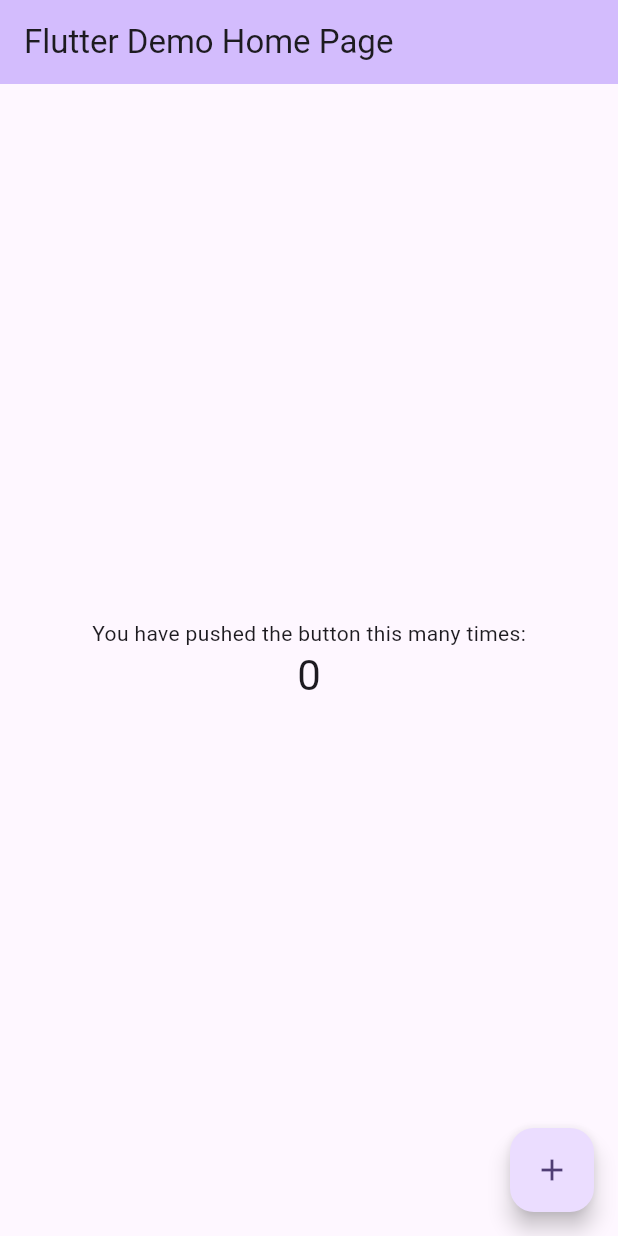
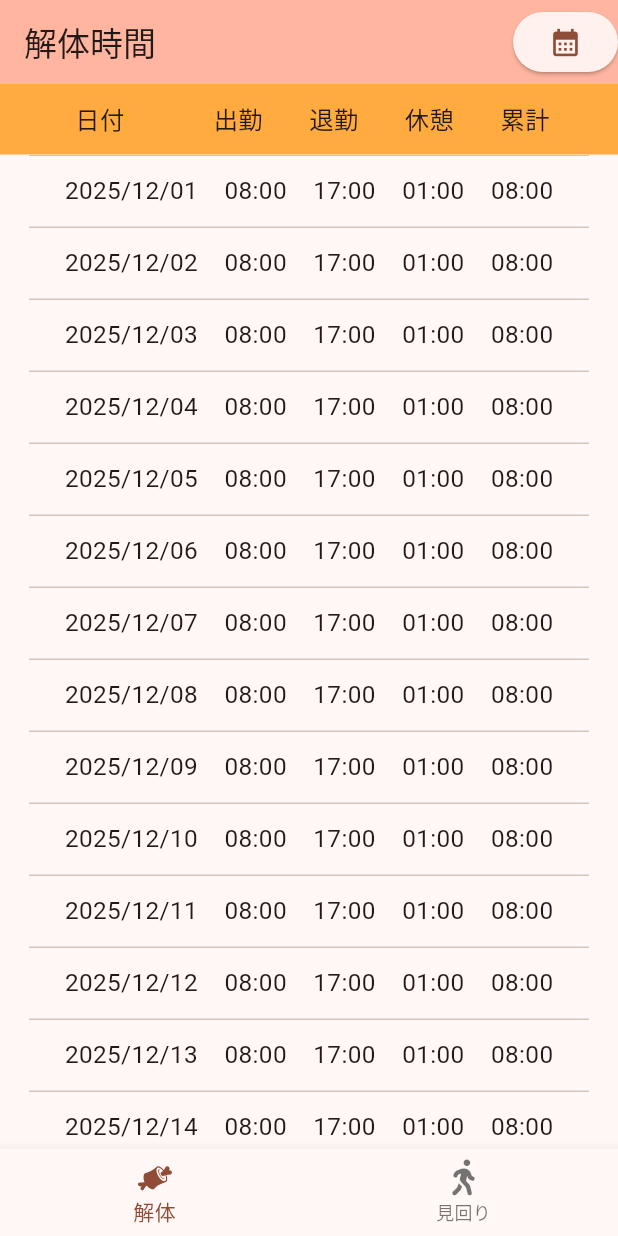
Before and after one commit to tas5521/boar_time, a Flutter app: the screen it shows after launch, on a phone screen of 412 x 824 dp. Run offline on Flutter 3.47's test engine with Material 3 defaults, Android fonts, the phone set to English and light mode, and no system bars; our stand-ins replace flutter_hooks, flutter_screenutil, hooks_riverpod.

Commit message:
解体時間の画面を作成

```diff
--- /dev/null
+++ b/lib/icons/my_flutter_app_icons.dart
@@ -0,0 +1,34 @@
+/// Flutter icons MyFlutterApp
+/// Copyright (C) 2025 by original authors @ fluttericon.com, fontello.com
+/// This font was generated by FlutterIcon.com, which is derived from Fontello.
+///
+/// To use this font, place it in your fonts/ directory and include the
+/// following in your pubspec.yaml
+///
+/// flutter:
+///   fonts:
+///    - family:  MyFlutterApp
+///      fonts:
+///       - asset: fonts/MyFlutterApp.ttf
+///
+///
+/// * RPG Awesome, Copyright (c) 2014, Daniela Howe
+///         Author:    Daniela Howe & Ivan Montiel
+///         License:   SIL (http://scripts.sil.org/OFL)
+///         Homepage:  http://nagoshiashumari.github.io/Rpg-Awesome/
+/// * Font Awesome 5, Copyright (C) 2016 by Dave Gandy
+///         Author:    Dave Gandy
+///         License:   SIL (https://github.com/FortAwesome/Font-Awesome/blob/master/LICENSE.txt)
+///         Homepage:  http://fortawesome.github.com/Font-Awesome/
+///
+import 'package:flutter/widgets.dart';
+
+class MyFlutterApp {
+  MyFlutterApp._();
+
+  static const _kFontFam = 'MyFlutterApp';
+  static const String? _kFontPkg = null;
+
+  static const IconData meat = IconData(0xea3c, fontFamily: _kFontFam, fontPackage: _kFontPkg);
+  static const IconData walking = IconData(0xf554, fontFamily: _kFontFam, fontPackage: _kFontPkg);
+}
--- a/lib/main.dart
+++ b/lib/main.dart
@@ -1,4 +1,6 @@
+import 'package:boar_time/view/bottom_navigation_bar_view.dart';
 import 'package:flutter/material.dart';
+import 'package:flutter_screenutil/flutter_screenutil.dart';
 
 void main() {
   runApp(const MyApp());
@@ -7,116 +9,21 @@ void main() {
 class MyApp extends StatelessWidget {
   const MyApp({super.key});
 
-  // This widget is the root of your application.
   @override
   Widget build(BuildContext context) {
-    return MaterialApp(
-      title: 'Flutter Demo',
-      theme: ThemeData(
-        // This is the theme of your application.
-        //
-        // TRY THIS: Try running your application with "flutter run". You'll see
-        // the application has a purple toolbar. Then, without quitting the app,
-        // try changing the seedColor in the colorScheme below to Colors.green
-        // and then invoke "hot reload" (save your changes or press the "hot
-        // reload" button in a Flutter-supported IDE, or press "r" if you used
-        // the command line to start the app).
-        //
-        // Notice that the counter didn't reset back to zero; the application
-        // state is not lost during the reload. To reset the state, use hot
-        // restart instead.
-        //
-        // This works for code too, not just values: Most code changes can be
-        // tested with just a hot reload.
-        colorScheme: ColorScheme.fromSeed(seedColor: Colors.deepPurple),
-      ),
-      home: const MyHomePage(title: 'Flutter Demo Home Page'),
+    return ScreenUtilInit(
+      designSize: const Size(375, 812),
+      minTextAdapt: true,
+      builder: (context, child) {
+        return MaterialApp(
+          theme: ThemeData(
+            colorScheme: ColorScheme.fromSeed(
+              seedColor: Colors.deepOrangeAccent,
+            ),
+          ),
+          home: const BottomNavigationBarView(),
+        );
+      },
     );
   }
 }
-
-class MyHomePage extends StatefulWidget {
-  const MyHomePage({super.key, required this.title});
-
-  // This widget is the home page of your application. It is stateful, meaning
-  // that it has a State object (defined below) that contains fields that affect
-  // how it looks.
-
-  // This class is the configuration for the state. It holds the values (in this
-  // case the title) provided by the parent (in this case the App widget) and
-  // used by the build method of the State. Fields in a Widget subclass are
-  // always marked "final".
-
-  final String title;
-
-  @override
-  State<MyHomePage> createState() => _MyHomePageState();
-}
-
-class _MyHomePageState extends State<MyHomePage> {
-  int _counter = 0;
-
-  void _incrementCounter() {
-    setState(() {
-      // This call to setState tells the Flutter framework that something has
-      // changed in this State, which causes it to rerun the build method below
-      // so that the display can reflect the updated values. If we changed
-      // _counter without calling setState(), then the build method would not be
-      // called again, and so nothing would appear to happen.
-      _counter++;
-    });
-  }
-
-  @override
-  Widget build(BuildContext context) {
-    // This method is rerun every time setState is called, for instance as done
-    // by the _incrementCounter method above.
-    //
-    // The Flutter framework has been optimized to make rerunning build methods
-    // fast, so that you can just rebuild anything that needs updating rather
-    // than having to individually change instances of widgets.
-    return Scaffold(
-      appBar: AppBar(
-        // TRY THIS: Try changing the color here to a specific color (to
-        // Colors.amber, perhaps?) and trigger a hot reload to see the AppBar
-        // change color while the other colors stay the same.
-        backgroundColor: Theme.of(context).colorScheme.inversePrimary,
-        // Here we take the value from the MyHomePage object that was created by
-        // the App.build method, and use it to set our appbar title.
-        title: Text(widget.title),
-      ),
-      body: Center(
-        // Center is a layout widget. It takes a single child and positions it
-        // in the middle of the parent.
-        child: Column(
-          // Column is also a layout widget. It takes a list of children and
-          // arranges them vertically. By default, it sizes itself to fit its
-          // children horizontally, and tries to be as tall as its parent.
-          //
-          // Column has various properties to control how it sizes itself and
-          // how it positions its children. Here we use mainAxisAlignment to
-          // center the children vertically; the main axis here is the vertical
-          // axis because Columns are vertical (the cross axis would be
-          // horizontal).
-          //
-          // TRY THIS: Invoke "debug painting" (choose the "Toggle Debug Paint"
-          // action in the IDE, or press "p" in the console), to see the
-          // wireframe for each widget.
-          mainAxisAlignment: MainAxisAlignment.center,
-          children: <Widget>[
-            const Text('You have pushed the button this many times:'),
-            Text(
-              '$_counter',
-              style: Theme.of(context).textTheme.headlineMedium,
-            ),
-          ],
-        ),
-      ),
-      floatingActionButton: FloatingActionButton(
-        onPressed: _incrementCounter,
-        tooltip: 'Increment',
-        child: const Icon(Icons.add),
-      ), // This trailing comma makes auto-formatting nicer for build methods.
-    );
-  }
-}
--- /dev/null
+++ b/lib/view/bottom_navigation_bar_view.dart
@@ -0,0 +1,33 @@
+import 'package:boar_time/icons/my_flutter_app_icons.dart';
+import 'package:boar_time/view/butchering_time/butchering_time_view.dart';
+import 'package:boar_time/view/patrol_time/patrol_time_view.dart';
+import 'package:flutter/material.dart';
+import 'package:flutter_hooks/flutter_hooks.dart';
+import 'package:hooks_riverpod/hooks_riverpod.dart';
+
+class BottomNavigationBarView extends HookConsumerWidget {
+  const BottomNavigationBarView({super.key});
+
+  @override
+  Widget build(BuildContext context, WidgetRef ref) {
+    final pages = [const ButcheringTimeView(), const PatrolTimeView()];
+    final currentIndex = useState(0);
+
+    return Scaffold(
+      body: pages.elementAt(currentIndex.value),
+      bottomNavigationBar: BottomNavigationBar(
+        items: const [
+          BottomNavigationBarItem(icon: Icon(MyFlutterApp.meat), label: '解体'),
+          BottomNavigationBarItem(
+            icon: Icon(MyFlutterApp.walking),
+            label: '見回り',
+          ),
+        ],
+        currentIndex: currentIndex.value,
+        onTap: (int index) {
+          currentIndex.value = index;
+        },
+      ),
+    );
+  }
+}
--- /dev/null
+++ b/lib/view/butchering_time/butchering_time_view.dart
@@ -0,0 +1,185 @@
+import 'package:flutter/cupertino.dart';
+import 'package:flutter/material.dart';
+import 'package:flutter_hooks/flutter_hooks.dart';
+import 'package:flutter_screenutil/flutter_screenutil.dart';
+import 'package:hooks_riverpod/hooks_riverpod.dart';
+import 'package:intl/intl.dart';
+
+class ButcheringTimeView extends HookConsumerWidget {
+  const ButcheringTimeView({super.key});
+
+  @override
+  Widget build(BuildContext context, WidgetRef ref) {
+    final now = DateTime.now();
+    final year = useState(now.year);
+    final month = useState(now.month);
+
+    // 月末の日数を取得
+    final int lastDay = DateTime(year.value, month.value + 1, 0).day;
+
+    return Scaffold(
+      appBar: AppBar(
+        actions: [showYearMonthPickerButton(context, year, month)],
+        backgroundColor: Theme.of(context).colorScheme.inversePrimary,
+        title: const Text('解体時間'),
+      ),
+      body: Center(
+        child: Column(
+          children: [
+            Container(
+              padding: EdgeInsets.fromLTRB(50.0, 12.0, 12.0, 12.0),
+              color: Colors.orangeAccent,
+              child: Row(
+                children: [
+                  Text('日付', style: TextStyle(fontSize: 16.sp)),
+                  SizedBox(width: 54.w),
+                  Text('出勤', style: TextStyle(fontSize: 16.sp)),
+                  SizedBox(width: 28.w),
+                  Text('退勤', style: TextStyle(fontSize: 16.sp)),
+                  SizedBox(width: 28.w),
+                  Text('休憩', style: TextStyle(fontSize: 16.sp)),
+                  SizedBox(width: 28.w),
+                  Text('累計', style: TextStyle(fontSize: 16.sp)),
+                ],
+              ),
+            ),
+            Expanded(
+              child: SingleChildScrollView(
+                child: DataTable(
+                  headingRowHeight: 0,
+                  columnSpacing: 16.w,
+                  columns: const [
+                    DataColumn(label: SizedBox()),
+                    DataColumn(label: SizedBox()),
+                    DataColumn(label: SizedBox()),
+                    DataColumn(label: SizedBox()),
+                    DataColumn(label: SizedBox()),
+                  ],
+                  rows: List.generate(lastDay, (i) {
+                    final day = i + 1;
+                    final date = DateTime(year.value, month.value, day);
+                    final formattedDate = DateFormat('yyyy/MM/dd').format(date);
+                    return DataRow(
+                      cells: [
+                        DataCell(
+                          Text(
+                            formattedDate,
+                            style: TextStyle(fontSize: 16.sp),
+                          ),
+                        ),
+                        DataCell(
+                          Text('08:00', style: TextStyle(fontSize: 16.sp)),
+                        ),
+                        DataCell(
+                          Text('17:00', style: TextStyle(fontSize: 16.sp)),
+                        ),
+                        DataCell(
+                          Text('01:00', style: TextStyle(fontSize: 16.sp)),
+                        ),
+                        DataCell(
+                          Text('08:00', style: TextStyle(fontSize: 16.sp)),
+                        ),
+                      ],
+                    );
+                  }),
+                ),
+              ),
+            ),
+          ],
+        ),
+      ),
+    );
+  }
+
+  Widget showYearMonthPickerButton(
+    BuildContext context,
+    ValueNotifier<int> year,
+    ValueNotifier<int> month,
+  ) {
+    return ElevatedButton(
+      onPressed: () async {
+        final now = DateTime.now();
+        final result = await showYearMonthPicker(context, now.year, now.month);
+        if (result != null) {
+          year.value = result['year']!;
+          month.value = result['month']!;
+        }
+      },
+      child: Icon(Icons.calendar_month, size: 20.w),
+    );
+  }
+
+  Future<Map<String, int>?> showYearMonthPicker(
+    BuildContext context,
+    int initialYear,
+    int initialMonth,
+  ) {
+    final years = List.generate(100, (i) => 2025 + i);
+    final months = List.generate(12, (i) => i + 1);
+
+    int selectedYear = initialYear;
+    int selectedMonth = initialMonth;
+
+    final yearController = FixedExtentScrollController(
+      initialItem: years.indexOf(initialYear),
+    );
+    final monthController = FixedExtentScrollController(
+      initialItem: initialMonth - 1,
+    );
+
+    return showDialog<Map<String, int>>(
+      context: context,
+      builder: (_) {
+        return AlertDialog(
+          title: const Text("年月を選択"),
+          content: SizedBox(
+            height: 200.w,
+            child: Row(
+              children: [
+                Expanded(
+                  child: CupertinoPicker(
+                    scrollController: yearController,
+                    itemExtent: 36,
+                    onSelectedItemChanged: (index) {
+                      selectedYear = years[index];
+                    },
+                    children: years
+                        .map((y) => Center(child: Text("$y年")))
+                        .toList(),
+                  ),
+                ),
+                Expanded(
+                  child: CupertinoPicker(
+                    scrollController: monthController,
+                    itemExtent: 36,
+                    onSelectedItemChanged: (index) {
+                      selectedMonth = months[index];
+                    },
+                    children: months
+                        .map((m) => Center(child: Text("$m月")))
+                        .toList(),
+                  ),
+                ),
+              ],
+            ),
+          ),
+          actions: [
+            TextButton(
+              onPressed: () => Navigator.pop(context),
+              child: const Text("キャンセル"),
+            ),
+            TextButton(
+              onPressed: () {
+                Navigator.pop(context, {
+                  "year": selectedYear,
+                  "month": selectedMonth,
+                });
+              },
+              child: const Text("決定"),
+            ),
+          ],
+        );
+      },
+    );
+  }
+}
```
Also changed, not shown: lib/view/patrol_time/patrol_time_view.dart (added, +20 -0 lines), pubspec.yaml (+9 -69 lines), assets/fonts/MyFlutterApp.ttf (added).
